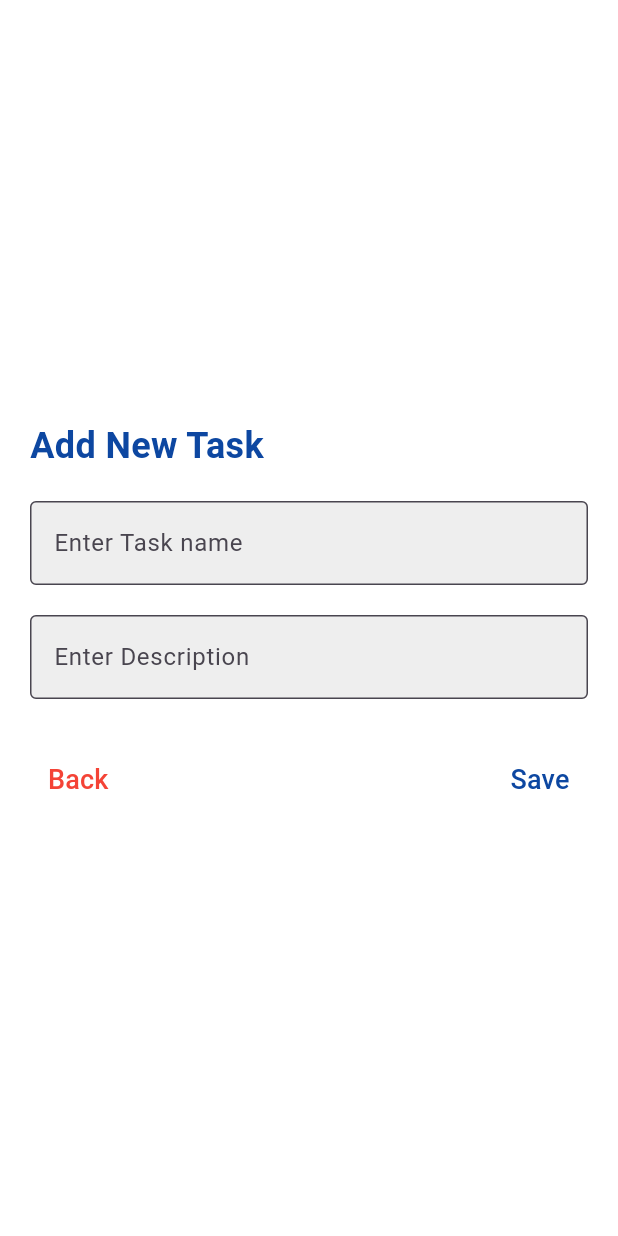
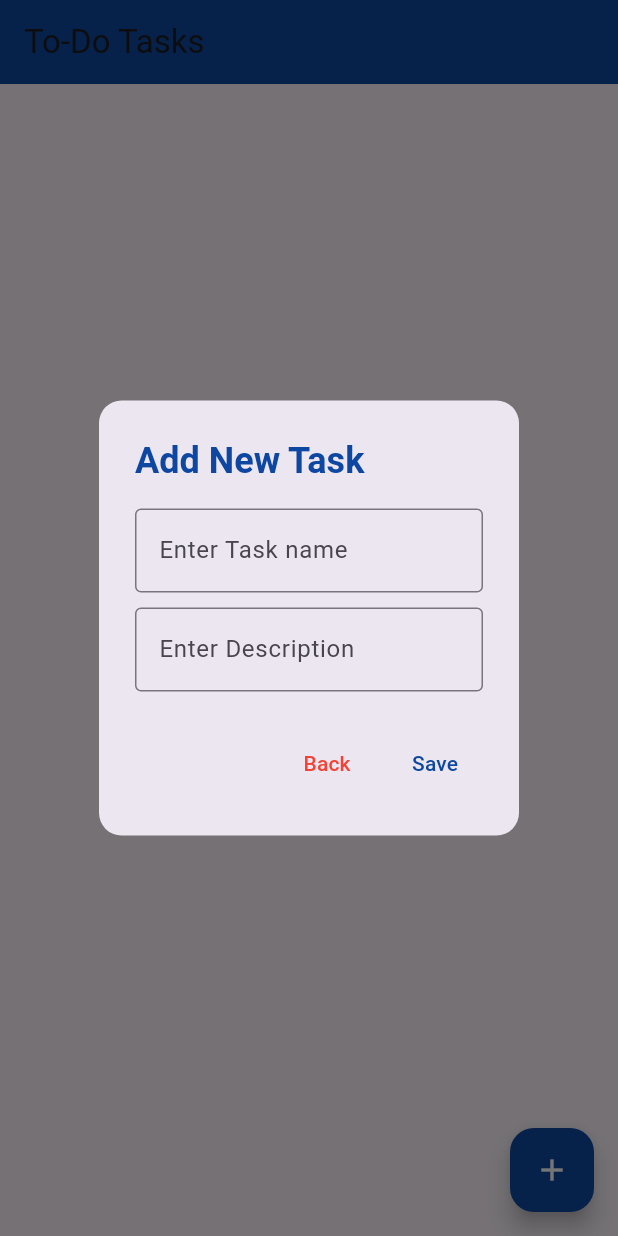
Before and after one commit to Nehasharafu/TODO-app-, a Flutter app: the HomePage screen opened directly, after a tap on the "add" icon, on a phone screen of 412 x 824 dp. Run offline on Flutter 3.47's test engine with Material 3 defaults, Android fonts, the phone set to English and light mode, and no system bars; our stand-ins replace hive, hive_flutter, shared_preferences; accounts and stored records are empty.

Commit message:
created hive storage

```diff
--- a/lib/add_task.dart
+++ /dev/null
@@ -1,85 +0,0 @@
-import 'package:flutter/material.dart';
-
-class AddTaskPage extends StatefulWidget {
-  @override
-  _AddTaskPageState createState() => _AddTaskPageState();
-}
-
-class _AddTaskPageState extends State<AddTaskPage> {
-  final TextEditingController _nameController = TextEditingController();
-  final TextEditingController _descriptionController = TextEditingController();
-
-  @override
-  Widget build(BuildContext context) {
-    return Scaffold(
-      backgroundColor: Colors.white,
-      body: Padding(
-        padding: EdgeInsets.all(20),
-        child: Column(
-          mainAxisAlignment: MainAxisAlignment.center,
-          crossAxisAlignment: CrossAxisAlignment.stretch,
-          children: [
-            Text(
-              'Add New Task',
-              style: TextStyle(
-                fontSize: 24,
-                fontWeight: FontWeight.bold,
-                color: Colors.blue[900],
-              ),
-            ),
-            SizedBox(height: 20),
-            TextField(
-              controller: _nameController,
-              decoration: InputDecoration(
-                labelText: 'Enter Task name',
-                filled: true,
-                fillColor: Colors.grey[200],
-                border: OutlineInputBorder(),
-              ),
-            ),
-            SizedBox(height: 20),
-            TextField(
-              controller: _descriptionController,
-              decoration: InputDecoration(
-                labelText: 'Enter Description',
-                filled: true,
-                fillColor: Colors.grey[200],
-                border: OutlineInputBorder(),
-              ),
-            ),
-            SizedBox(height: 30),
-            Row(
-              mainAxisAlignment: MainAxisAlignment.spaceBetween,
-              children: [
-                TextButton(
-                  onPressed: () {
-                    Navigator.pop(context); // Close the page without saving
-                  },
-                  child: Text(
-                    'Back',
-                    style: TextStyle(color: Colors.red, fontSize: 18),
-                  ),
-                ),
-                TextButton(
-                  onPressed: () {
-                    if (_nameController.text.isNotEmpty &&
-                        _descriptionController.text.isNotEmpty) {
-                      Navigator.pop(context, {
-                        'name': _nameController.text,
-                        'description': _descriptionController.text,
-                      });
-                    }
-                  },
-                  child: Text(
-                    'Save',
-                    style: TextStyle(color: Colors.blue[900], fontSize: 18),
-                  ),
-                ),
-              ],
-            ),
-          ],
-        ),
-      ),
-    );
-  }
-}
--- a/lib/home_page.dart
+++ b/lib/home_page.dart
@@ -1,6 +1,7 @@
 import 'package:flutter/material.dart';
-import 'package:todo_app_demo/add_task.dart';
-import 'add_task.dart';
+import 'package:hive/hive.dart';
+import 'package:hive_flutter/hive_flutter.dart';
+import 'task_model.dart'; // Import your task model
 
 class HomePage extends StatefulWidget {
   @override
@@ -8,22 +9,89 @@ class HomePage extends StatefulWidget {
 }
 
 class _HomePageState extends State<HomePage> {
-  List<Map<String, dynamic>> tasks = []; // Use dynamic to store name, description, and checkbox state
+  late Box<TaskModel> tasksBox;
+
+  @override
+  void initState() {
+    super.initState();
+    tasksBox = Hive.box<TaskModel>('tasksBox'); // Reference to the Hive box
+  }
 
   void _addTask(String name, String description) {
-    setState(() {
-      tasks.add({
-        'name': name,
-        'description': description,
-        'isChecked': false, // Default unchecked state
-      });
-    });
+    final newTask = TaskModel(taskName: name, description: description);
+    tasksBox.add(newTask); // Add the task to the Hive box
   }
 
   void _toggleCheckbox(int index) {
-    setState(() {
-      tasks[index]['isChecked'] = !tasks[index]['isChecked'];
-    });
+    final task = tasksBox.getAt(index)!;
+    task.isCompleted = !task.isCompleted;
+    tasksBox.putAt(index, task); // Update the task in the Hive box
+    setState(() {});
+  }
+
+  void _showAddTaskDialog() {
+    final _taskNameController = TextEditingController();
+    final _descriptionController = TextEditingController();
+
+    showDialog(
+      context: context,
+      builder: (context) {
+        return AlertDialog(
+          shape: RoundedRectangleBorder(
+            borderRadius: BorderRadius.circular(15),
+          ),
+          title: Text(
+            'Add New Task',
+            style: TextStyle(fontWeight: FontWeight.bold, color: Colors.blue[900]),
+          ),
+          content: Column(
+            mainAxisSize: MainAxisSize.min,
+            children: [
+              TextField(
+                controller: _taskNameController,
+                decoration: InputDecoration(
+                  labelText: 'Enter Task name',
+                  border: OutlineInputBorder(),
+                ),
+              ),
+              SizedBox(height: 10),
+              TextField(
+                controller: _descriptionController,
+                decoration: InputDecoration(
+                  labelText: 'Enter Description',
+                  border: OutlineInputBorder(),
+                ),
+              ),
+            ],
+          ),
+          actions: [
+            TextButton(
+              onPressed: () {
+                Navigator.of(context).pop(); // Close the dialog
+              },
+              child: Text(
+                'Back',
+                style: TextStyle(color: Colors.red),
+              ),
+            ),
+            TextButton(
+              onPressed: () {
+                String taskName = _taskNameController.text.trim();
+                String taskDescription = _descriptionController.text.trim();
+                if (taskName.isNotEmpty && taskDescription.isNotEmpty) {
+                  _addTask(taskName, taskDescription);
+                  Navigator.of(context).pop(); // Close the dialog after saving
+                }
+              },
+              child: Text(
+                'Save',
+                style: TextStyle(color: Colors.blue[900]),
+              ),
+            ),
+          ],
+        );
+      },
+    );
   }
 
   @override
@@ -33,11 +101,16 @@ class _HomePageState extends State<HomePage> {
         title: Text('To-Do Tasks'),
         backgroundColor: Colors.blue[900],
       ),
-      body: tasks.isEmpty
-          ? Center(child: Text('No tasks yet. Add some!'))
-          : ListView.builder(
-              itemCount: tasks.length,
+      body: ValueListenableBuilder(
+        valueListenable: tasksBox.listenable(),
+        builder: (context, Box<TaskModel> box, _) {
+          if (box.isEmpty) {
+            return Center(child: Text('No tasks yet. Add some!'));
+          } else {
+            return ListView.builder(
+              itemCount: box.length,
               itemBuilder: (context, index) {
+                final task = box.getAt(index);
                 return Padding(
                   padding: const EdgeInsets.symmetric(horizontal: 15, vertical: 10),
                   child: Card(
@@ -49,7 +122,7 @@ class _HomePageState extends State<HomePage> {
                         color: Colors.blue[900],
                       ),
                       title: Text(
-                        tasks[index]['name'] ?? 'Task Name',
+                        task?.taskName ?? 'Unknown Task', // Safe null handling
                         style: TextStyle(
                           fontWeight: FontWeight.bold,
                           color: Colors.black,
@@ -57,11 +130,11 @@ class _HomePageState extends State<HomePage> {
                         ),
                       ),
                       subtitle: Text(
-                        tasks[index]['description'] ?? 'Description',
+                        task?.description ?? '', // Handling null safely
                         style: TextStyle(fontSize: 14, color: Colors.grey[600]),
                       ),
                       trailing: Checkbox(
-                        value: tasks[index]['isChecked'],
+                        value: task?.isCompleted ?? false, // Handling null safely
                         onChanged: (bool? value) {
                           _toggleCheckbox(index);
                         },
@@ -71,22 +144,22 @@ class _HomePageState extends State<HomePage> {
                   ),
                 );
               },
-            ),
-      floatingActionButton: FloatingActionButton(
-        onPressed: () async {
-          final result = await Navigator.push(
-            context,
-            MaterialPageRoute(builder: (context) => AddTaskPage()),
-          );
-
-          if (result != null) {
-            _addTask(result['name'], result['description']);
+            );
           }
         },
+      ),
+      floatingActionButton: FloatingActionButton(
+        onPressed: _showAddTaskDialog,
         backgroundColor: Colors.blue[900],
         child: Icon(Icons.add, color: Colors.white),
       ),
       floatingActionButtonLocation: FloatingActionButtonLocation.endFloat,
     );
   }
+
+  @override
+  void dispose() {
+    Hive.close(); // Close Hive when the app is disposed
+    super.dispose();
+  }
 }
--- /dev/null
+++ b/lib/task_model.dart
@@ -0,0 +1,21 @@
+import 'package:hive/hive.dart';
+
+part 'task_model.g.dart';  // This will be generated
+
+@HiveType(typeId: 0)  // Each model needs a unique typeId
+class TaskModel extends HiveObject {
+  @HiveField(0)
+  String taskName;
+
+  @HiveField(1)
+  String description;
+
+  @HiveField(2)
+  bool isCompleted;
+
+  TaskModel({
+    required this.taskName,
+    required this.description,
+    this.isCompleted = false,
+  });
+}
--- a/pubspec.yaml
+++ b/pubspec.yaml
@@ -36,6 +36,8 @@ dependencies:
   # Use with the CupertinoIcons class for iOS style icons.
   cupertino_icons: ^1.0.6
   shared_preferences: ^2.3.2
+  hive: ^2.2.3
+  hive_flutter: ^1.1.0
 
 dev_dependencies:
   flutter_test:
@@ -47,6 +49,8 @@ dev_dependencies:
   # package. See that file for information about deactivating specific lint
   # rules and activating additional ones.
   flutter_lints: ^3.0.0
+  hive_generator: ^2.0.1
+  build_runner: ^2.4.11
 
 # For information on the generic Dart part of this file, see the
 # following page: https://dart.dev/tools/pub/pubspec
```
Also changed, not shown: lib/login_page.dart (+33 -9 lines), lib/main.dart (+18 -6 lines), lib/task_model.g.dart (added), pubspec.lock, 1 other file.
